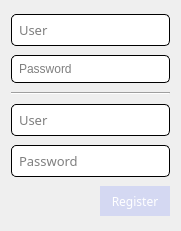
fvolkanoski/Aquarium-Manager, file AquariumManager/userswindow.ui: the form before one commit.
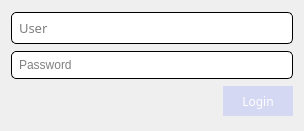
The form after the commit.

Commit message: Added sqlite database connection for the user management storage system, only for debugging purposes, needs to be fully implemented into the program.

The edit to the form file:
```diff
--- a/AquariumManager/userswindow.ui
+++ b/AquariumManager/userswindow.ui
@@ -6,8 +6,8 @@
    <rect>
     <x>0</x>
     <y>0</y>
-    <width>181</width>
-    <height>231</height>
+    <width>304</width>
+    <height>131</height>
    </rect>
   </property>
   <property name="windowTitle">
@@ -67,65 +67,7 @@
       </property>
      </widget>
     </item>
-    <item row="2" column="0" colspan="2">
-     <widget class="Line" name="line">
-      <property name="orientation">
-       <enum>Qt::Horizontal</enum>
-      </property>
-     </widget>
-    </item>
-    <item row="3" column="0" colspan="2">
-     <widget class="QLineEdit" name="registerUserInputEdit">
-      <property name="font">
-       <font>
-        <family>Calibri Light</family>
-        <pointsize>10</pointsize>
-       </font>
-      </property>
-      <property name="styleSheet">
-       <string notr="true">#registerUserInputEdit
-{
-	border: 1px solid black;
-	border-radius: 5px;
-	padding: 5px;
-}</string>
-      </property>
-      <property name="placeholderText">
-       <string>User</string>
-      </property>
-     </widget>
-    </item>
-    <item row="4" column="0" colspan="2">
-     <widget class="QLineEdit" name="registerPasswordInputEdit">
-      <property name="font">
-       <font>
-        <family>Calibri Light</family>
-        <pointsize>10</pointsize>
-       </font>
-      </property>
-      <property name="styleSheet">
-       <string notr="true">#registerPasswordInputEdit
-{
-	border: 1px solid black;
-	border-radius: 5px;
-	padding: 5px;
-}</string>
-      </property>
-      <property name="inputMask">
-       <string/>
-      </property>
-      <property name="text">
-       <string/>
-      </property>
-      <property name="echoMode">
-       <enum>QLineEdit::Password</enum>
-      </property>
-      <property name="placeholderText">
-       <string>Password</string>
-      </property>
-     </widget>
-    </item>
-    <item row="5" column="0">
+    <item row="2" column="0">
      <spacer name="horizontalSpacer">
       <property name="orientation">
        <enum>Qt::Horizontal</enum>
@@ -138,8 +80,8 @@
       </property>
      </spacer>
     </item>
-    <item row="5" column="1">
-     <widget class="QPushButton" name="registerButton">
+    <item row="2" column="1">
+     <widget class="QPushButton" name="loginButton">
       <property name="minimumSize">
        <size>
         <width>70</width>
@@ -153,23 +95,23 @@
        </font>
       </property>
       <property name="styleSheet">
-       <string notr="true">#registerButton
+       <string notr="true">#loginButton
 {
 	border: none;
 	color: white;
 	background-color: rgba(103, 123, 255, 50);
 }
-#registerButton::hover
+#loginButton::hover
 {
 	background-color: rgba(103, 123, 255, 100);
 }
-#registerButton::pressed
+#loginButton::pressed
 {
 	background-color: rgba(103, 123, 255, 255);
 }</string>
       </property>
       <property name="text">
-       <string>Register</string>
+       <string>Login</string>
       </property>
      </widget>
     </item>
```
Left out of the diff: 2 changed lines with no effect on the pictures. The commit also changes 5 other files.
